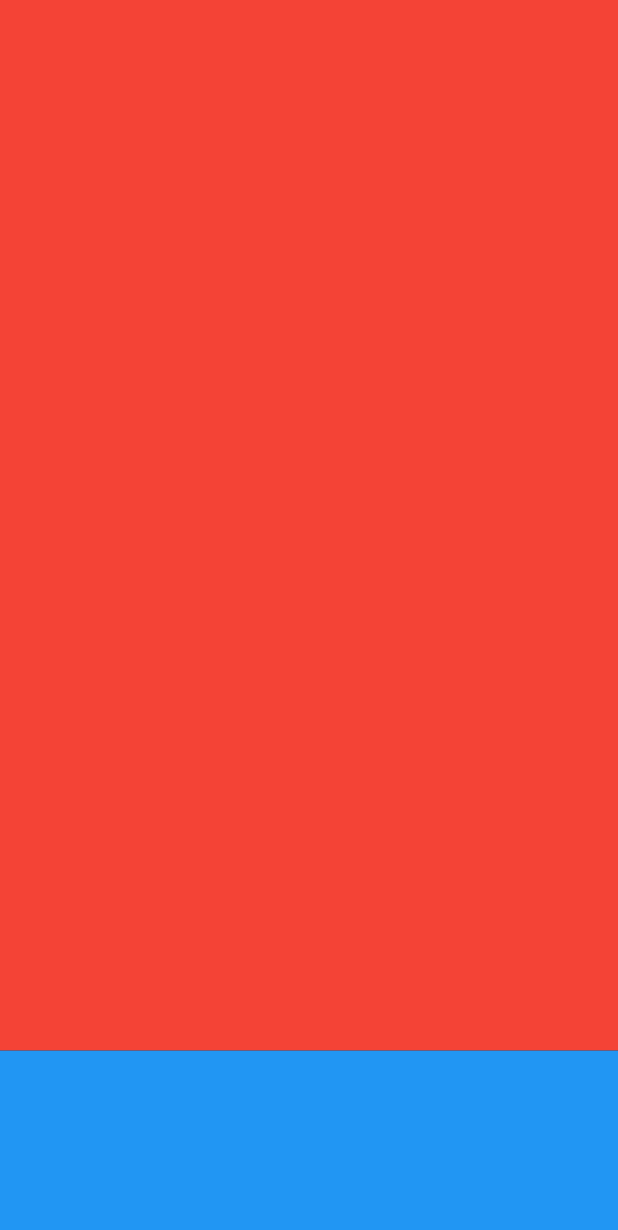
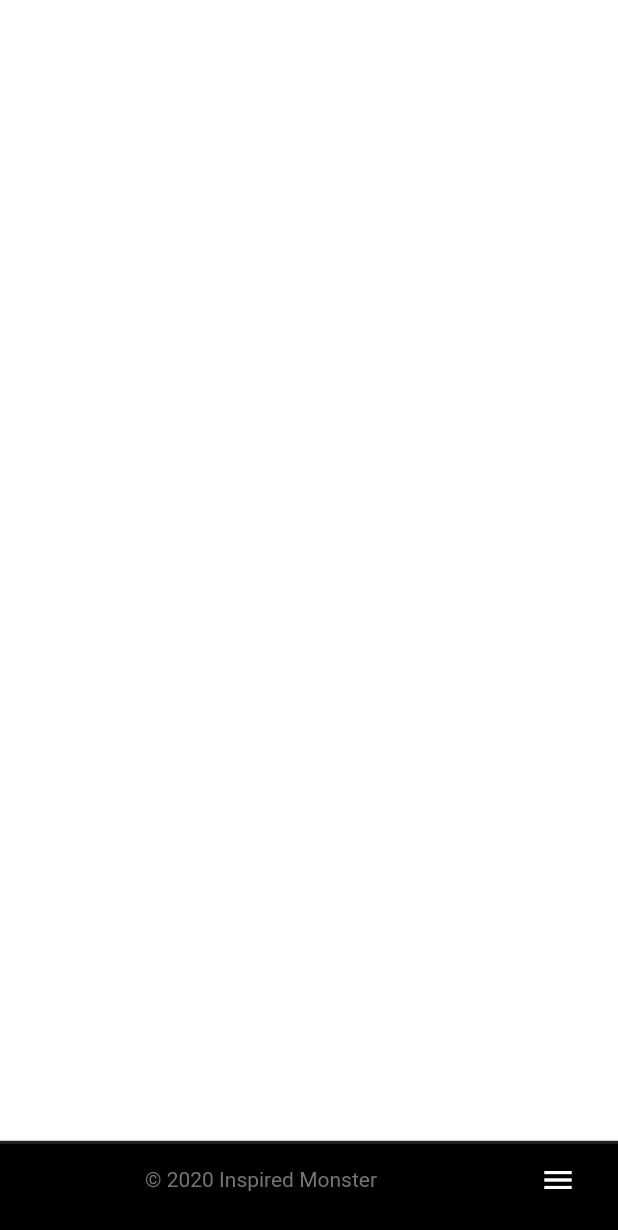
Before and after one commit to athulantonynp/InspiredMonster-Web-Flutter, a Flutter app: the Home screen opened directly, on a phone screen of 412 x 824 dp. Shown: the top 1230 px of the screen. Run offline on Flutter 3.47's test engine with Material 2 defaults, Android fonts, the phone set to English and light mode, and no system bars; missing offline and left inert: dart:js.

Commit message:
add footer

```diff
--- a/lib/screens/home.dart
+++ b/lib/screens/home.dart
@@ -19,19 +19,60 @@ class HomeState extends State<Home>{
         crossAxisAlignment: CrossAxisAlignment.stretch,
         children: <Widget>[
 
-         Container(
-           height: ((MediaQuery.of(context).size.height*85)/100),
-           color: Colors.red,
+         Expanded(
+           child: Container(color: Colors.white,),
+           flex: 12,
          ),
 
-           Container(
-           height:  ((MediaQuery.of(context).size.height*15)/100),
-           color: Colors.blue,
-         )
+          Expanded(
+           child: getFooter(context),
+           flex: 1,
+         ),
 
         ],
       ),
     );
   }
 
+  Widget getFooter(BuildContext context){
+    return Container(
+      color: Colors.black,
+      child: Column(
+      crossAxisAlignment: CrossAxisAlignment.stretch,
+      children: <Widget>[
+          Container(
+            height: 2,
+            color: ColorUtils.fromHex("#212121"),
+          ),
+          Row(
+            children: <Widget>[
+              Expanded(
+            child:
+              Align(
+                alignment: Alignment.center,
+                child: Text("© 2020 Inspired Monster",style: TextStyle(color:ColorUtils.fromHex("#757575")),),
+              )
+            ,
+            flex: 9,
+          ),
+          Expanded(
+            child:Padding(
+              padding: EdgeInsets.fromLTRB(0, 0, 16, 0),
+              child: IconButton(
+                icon: Icon(
+                  Icons.menu,
+                  color: Colors.white,
+                ), onPressed: () {},
+
+          ),
+            ),
+          flex: 0,
+          )
+            ],
+          )
+      ],
+    ),
+    );
+  }
+
 }
--- a/lib/widgets/monsterbar.dart
+++ b/lib/widgets/monsterbar.dart
@@ -27,7 +27,6 @@ class MonsterBarState extends State<MonsterBar> {
   @override
   Widget build(BuildContext context) {
     return new Container(
-        color: Colors.black,
         height: 60.0,
         decoration: new BoxDecoration(
           color: Colors.black,
```
